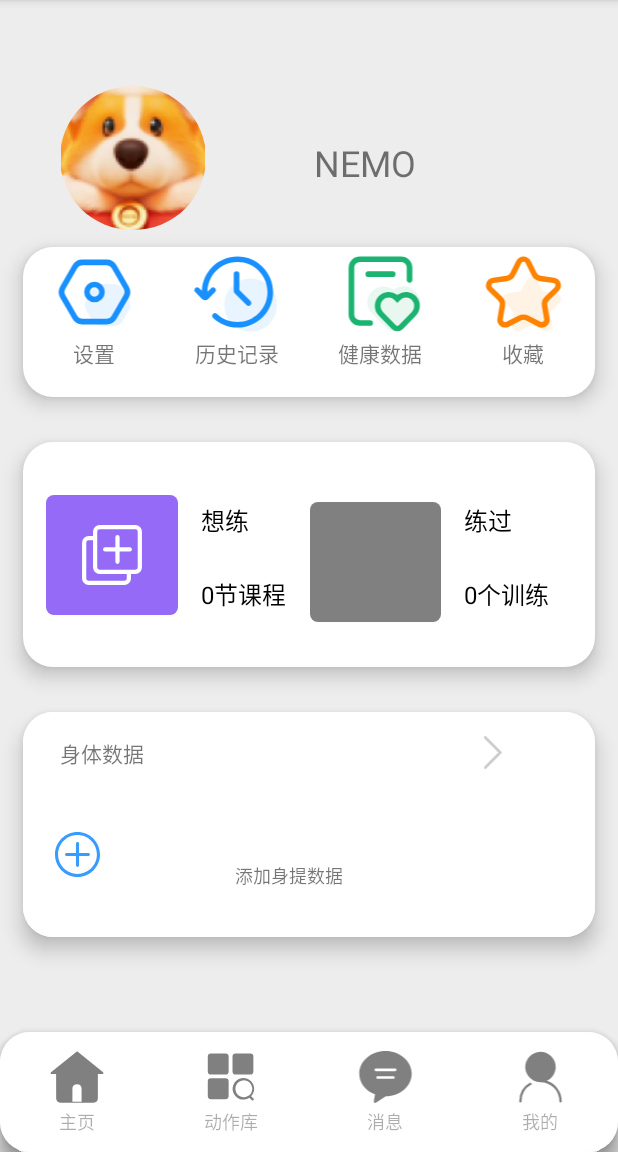
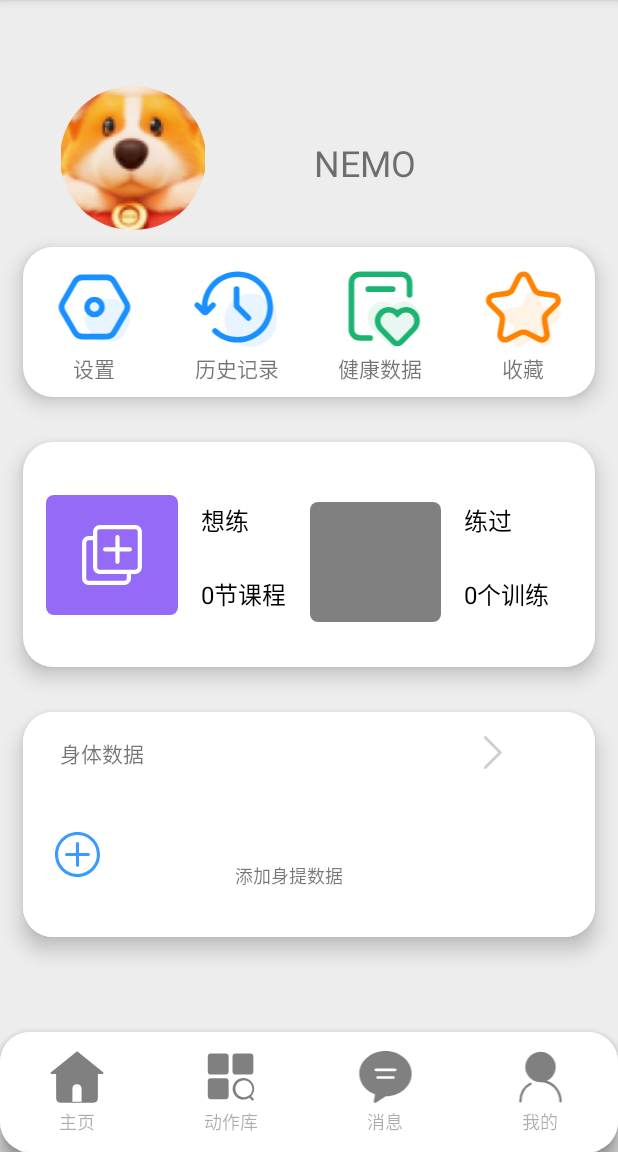
Before and after one commit to GaoJiedot/MobileDevelopement, an Android app: the fragment HomeFragment shown on its own in the app's theme, after a tap on an icon or button, on a phone screen of 412 x 824 dp, the part 84-1236 px from its top. Run offline under Robolectric (Android 15) with nearby library versions, the phone set to English and light mode, and no system bars; 3 other taps on this screen came first.

Commit message:
改用视图绑定

```diff
--- a/DevelopementApp/app/build.gradle
+++ b/DevelopementApp/app/build.gradle
@@ -14,7 +14,13 @@ android {
         versionName "1.0"
 
         testInstrumentationRunner "androidx.test.runner.AndroidJUnitRunner"
+
+        buildFeatures {
+            viewBinding = true
+        }
     }
+
+
 
     buildTypes {
         release {
--- a/DevelopementApp/app/src/main/java/com/example/fragment/ActionLibraryFragment.java
+++ b/DevelopementApp/app/src/main/java/com/example/fragment/ActionLibraryFragment.java
@@ -8,13 +8,16 @@ import android.view.ViewGroup;
 import androidx.fragment.app.Fragment;
 
 import com.example.myapplication.R;
+import com.example.myapplication.databinding.ActionlibraryBinding;
 
 public class ActionLibraryFragment extends Fragment {
+    private ActionlibraryBinding binding;
     @Override
     public View onCreateView(LayoutInflater inflater, ViewGroup container,
                              Bundle savedInstanceState) {
         // Inflate the layout for this fragment
-        return inflater.inflate(R.layout.actionlibrary, container, false);
+       binding=ActionlibraryBinding.inflate(getLayoutInflater());
+       return binding.getRoot();
 
     }
 }
--- a/DevelopementApp/app/src/main/java/com/example/fragment/HomeFragment.java
+++ b/DevelopementApp/app/src/main/java/com/example/fragment/HomeFragment.java
@@ -14,112 +14,97 @@ import androidx.fragment.app.FragmentManager;
 import androidx.fragment.app.FragmentTransaction;
 
 import com.example.myapplication.R;
+import com.example.myapplication.databinding.HomeBinding;
 
 import org.jetbrains.annotations.Nullable;
 
 public class HomeFragment extends Fragment {
-    private ImageView food_Iv;
-    private ImageView lB_iv;
-    private ImageView bodyData_iv;
-    private ImageView sportPlan_iv;
-    private ImageView home_My_iv;
-    private ImageView home_Msg_iv;
-    private ImageView home_Al_iv;
-    private ImageView home_Home_iv;
+    private HomeBinding binding;
 
     @Override
     public View onCreateView(LayoutInflater inflater, ViewGroup container,
                              Bundle savedInstanceState) {
         // Inflate the layout for this fragment
-        return inflater.inflate(R.layout.home, container, false);
-
+        binding = HomeBinding.inflate(getLayoutInflater());
+        return binding.getRoot();
     }
 
     @Override
     public void onViewCreated(@NonNull View view, @Nullable Bundle savedInstanceState) {
         super.onViewCreated(view, savedInstanceState);
-        food_Iv=view.findViewById(R.id.food_iv);
-        lB_iv=view.findViewById(R.id.lb_iv);
-        bodyData_iv=view.findViewById(R.id.bodydata_iv);
-        sportPlan_iv=view.findViewById(R.id.sportplan_iv);
-
-        home_My_iv=view.findViewById(R.id.home_my_iv);
-        home_Msg_iv=view.findViewById(R.id.home_msg_iv);
-        home_Al_iv=view.findViewById(R.id.home_al_iv);
-        home_Home_iv=view.findViewById(R.id.home_home_iv);
 
 
 
 
-        food_Iv.setOnClickListener(new View.OnClickListener() {
+
+        binding.foodIv.setOnClickListener(new View.OnClickListener() {
             @Override
             public void onClick(View v) {
 
             }
         });
-        lB_iv.setOnClickListener(new View.OnClickListener() {
+        binding.lbIv.setOnClickListener(new View.OnClickListener() {
             @Override
             public void onClick(View v) {
 
             }
         });
-        bodyData_iv.setOnClickListener(new View.OnClickListener() {
+        binding.bodydataIv.setOnClickListener(new View.OnClickListener() {
             @Override
             public void onClick(View v) {
 
             }
         });
-        sportPlan_iv.setOnClickListener(new View.OnClickListener() {
+        binding.sportplanIv.setOnClickListener(new View.OnClickListener() {
             @Override
             public void onClick(View v) {
 
             }
         });
-        home_Home_iv.setOnClickListener(new View.OnClickListener() {
+        binding.homeHomeIv.setOnClickListener(new View.OnClickListener() {
             @Override
             public void onClick(View v) {
                 // 在 HomeFragment 所属的 Activity 中启动 SettingFragment
                 HomeFragment homeFragment = new HomeFragment();
-                FragmentTransaction transaction =getActivity().getSupportFragmentManager().beginTransaction();
+                FragmentTransaction transaction = getActivity().getSupportFragmentManager().beginTransaction();
                 transaction.replace(R.id.home_fg, homeFragment);
                 transaction.addToBackStack(null);
                 transaction.commit();
             }
         });
-        home_My_iv.setOnClickListener(new View.OnClickListener() {
+        binding.homeMyIv.setOnClickListener(new View.OnClickListener() {
             @Override
             public void onClick(View v) {
                 // 在 HomeFragment 所属的 Activity 中启动 SettingFragment
                 SettingFragment settingFragment = new SettingFragment();
-                FragmentTransaction transaction =getActivity().getSupportFragmentManager().beginTransaction();
+                FragmentTransaction transaction = getActivity().getSupportFragmentManager().beginTransaction();
                 transaction.replace(R.id.home_fg, settingFragment);
                 transaction.addToBackStack(null);
                 transaction.commit();
             }
         });
-        home_Msg_iv.setOnClickListener(new View.OnClickListener() {
+        binding.homeMsgIv.setOnClickListener(new View.OnClickListener() {
             @Override
             public void onClick(View v) {
                 MessageFragment messageFragment = new MessageFragment();
-                FragmentTransaction transaction=getActivity().getSupportFragmentManager().beginTransaction();
-                transaction.replace(R.id.home_fg,messageFragment);
+                FragmentTransaction transaction = getActivity().getSupportFragmentManager().beginTransaction();
+                transaction.replace(R.id.home_fg, messageFragment);
                 transaction.addToBackStack(null);
                 transaction.commit();
             }
         });
-        home_Al_iv.setOnClickListener(new View.OnClickListener() {
+        binding.homeAlIv.setOnClickListener(new View.OnClickListener() {
             @Override
             public void onClick(View v) {
                 ActionLibraryFragment actionLibraryFragment = new ActionLibraryFragment();
-                FragmentTransaction transaction=getActivity().getSupportFragmentManager().beginTransaction();
-                transaction.replace(R.id.home_fg,actionLibraryFragment);
+                FragmentTransaction transaction = getActivity().getSupportFragmentManager().beginTransaction();
+                transaction.replace(R.id.home_fg, actionLibraryFragment);
                 transaction.addToBackStack(null);
                 transaction.commit();
             }
         });
 
 
-
     }
 
 
--- a/DevelopementApp/app/src/main/java/com/example/fragment/MessageFragment.java
+++ b/DevelopementApp/app/src/main/java/com/example/fragment/MessageFragment.java
@@ -8,12 +8,15 @@ import android.view.ViewGroup;
 import androidx.fragment.app.Fragment;
 
 import com.example.myapplication.R;
+import com.example.myapplication.databinding.MessageBinding;
 
 public class MessageFragment extends Fragment {
+    private MessageBinding binding;
     @Override
     public View onCreateView(LayoutInflater inflater, ViewGroup container,
                              Bundle savedInstanceState) {
         // Inflate the layout for this fragment
-        return inflater.inflate(R.layout.message, container, false);
+        binding = MessageBinding.inflate(getLayoutInflater());
+        return binding.getRoot();
     }
 }
--- a/DevelopementApp/app/src/main/java/com/example/fragment/SettingFragment.java
+++ b/DevelopementApp/app/src/main/java/com/example/fragment/SettingFragment.java
@@ -8,13 +8,16 @@ import android.view.ViewGroup;
 import androidx.fragment.app.Fragment;
 
 import com.example.myapplication.R;
+import com.example.myapplication.databinding.SettingBinding;
 
 public class SettingFragment extends Fragment {
+    private SettingBinding binding;
     @Override
     public View onCreateView(LayoutInflater inflater, ViewGroup container,
                              Bundle savedInstanceState) {
         // Inflate the layout for this fragment
-        return inflater.inflate(R.layout.setting, container, false);
+        binding = SettingBinding.inflate(getLayoutInflater());
+        return binding.getRoot();
     }
 
 }
--- a/DevelopementApp/app/src/main/res/layout/setting.xml
+++ b/DevelopementApp/app/src/main/res/layout/setting.xml
@@ -45,6 +45,7 @@
                             android:id="@+id/imageView3"
                             android:layout_width="match_parent"
                             android:layout_height="60dp"
+                            android:layout_marginTop="10dp"
                             app:srcCompat="@drawable/setting" />
 
                         <TextView
@@ -66,6 +67,7 @@
                             android:id="@+id/imageView12"
                             android:layout_width="match_parent"
                             android:layout_height="60dp"
+                            android:layout_marginTop="10dp"
                             app:srcCompat="@drawable/histroy" />
 
                         <TextView
@@ -86,6 +88,7 @@
                             android:id="@+id/imageView13"
                             android:layout_width="match_parent"
                             android:layout_height="60dp"
+                            android:layout_marginTop="10dp"
                             app:srcCompat="@drawable/health" />
 
                         <TextView
@@ -106,6 +109,7 @@
                             android:id="@+id/imageView14"
                             android:layout_width="wrap_content"
                             android:layout_height="60dp"
+                            android:layout_marginTop="10dp"
                             app:srcCompat="@drawable/collection" />
 
                         <TextView
```
Also changed, not shown: DevelopementApp/app/src/main/java/com/example/Activity/Login.java (+10 -10 lines).
